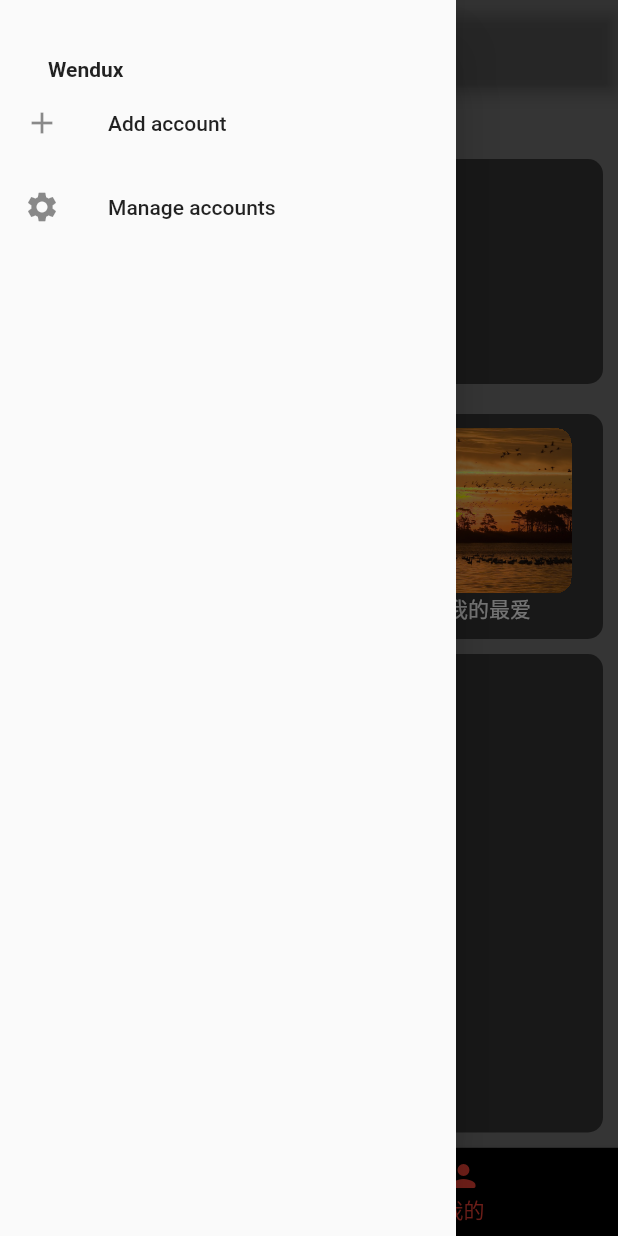
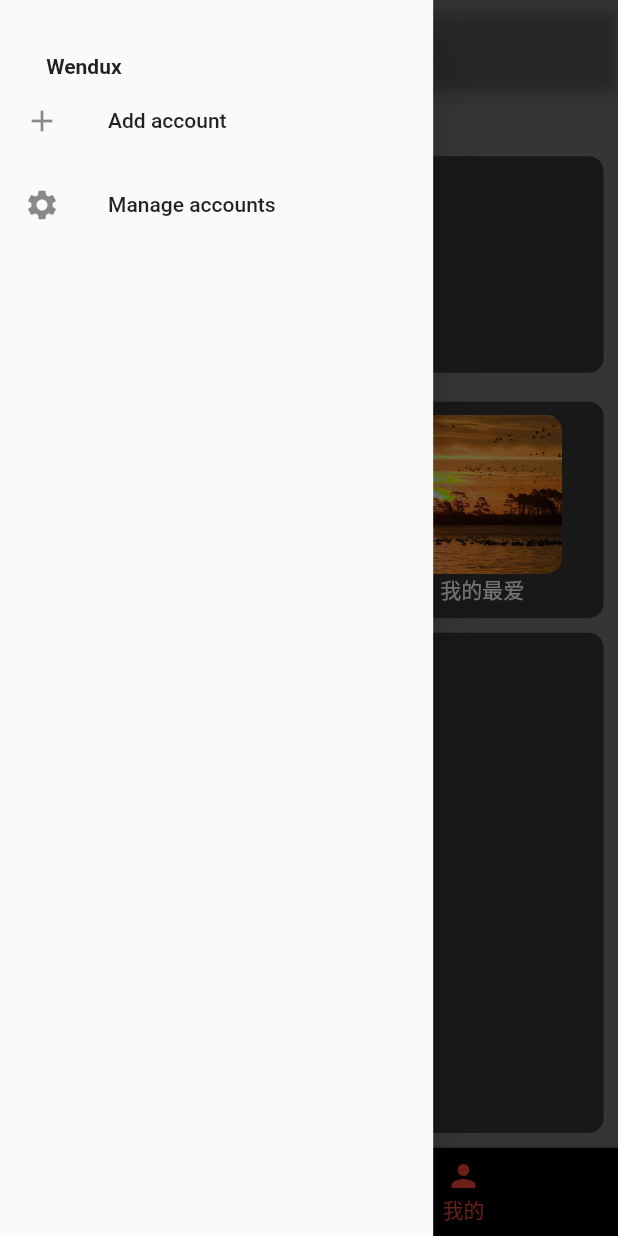
Before and after one commit to Ashen-You/my_demo, a Flutter app: the screen it shows after launch, item 2 of the bottom bar chosen, with the side drawer open, on a phone screen of 412 x 824 dp. Run offline on Flutter 3.47's test engine with Material 2 defaults, Android fonts, the light colour scheme and no system bars; our stand-ins replace card_swiper, flutter_screenutil, flutter_spinkit, fluttertoast, get.

Commit message:
feat: adapt screen width

```diff
--- /dev/null
+++ b/lib/fwk/fwk.dart
@@ -0,0 +1,37 @@
+import 'package:flutter/material.dart';
+import 'package:flutter_screenutil/flutter_screenutil.dart';
+import 'package:get/get.dart';
+
+class FwkApp {
+  factory FwkApp() => _singleton;
+
+  FwkApp._internal();
+
+  static final FwkApp _singleton = FwkApp._internal();
+
+  Widget buildFwkApp(BuildContext context,
+      {required Widget home,
+      required List<GetPage> pages,
+      required double width,
+      required double height}) {
+    return ScreenUtilInit(
+        designSize: Size(width, height),
+        builder: (BuildContext context, Widget? child) => GetMaterialApp(
+            home: home,
+            theme: ThemeData(
+              colorScheme: const ColorScheme(
+                  brightness: Brightness.light,
+                  primary: Colors.black54,
+                  onPrimary: Colors.white,
+                  secondary: Colors.white54,
+                  onSecondary: Colors.black,
+                  error: Colors.red,
+                  onError: Colors.yellow,
+                  background: Colors.blue,
+                  onBackground: Colors.white,
+                  surface: Colors.green,
+                  onSurface: Colors.black87),
+            ),
+            getPages: pages));
+  }
+}
--- /dev/null
+++ b/lib/fwk/mixin/screen_mixin.dart
@@ -0,0 +1,13 @@
+import 'package:flutter_screenutil/flutter_screenutil.dart';
+
+mixin ScreenMixin {
+  static final screenUtil = ScreenUtil();
+
+  /// this is the font size for the display word, get the appropriate size, compatible
+  /// with horizontal/vertical screen switching.
+  double getFontSize(double fontSize) => screenUtil.setSp(fontSize);
+
+  /// this is the function to get the appropriate wide, high, compatible with
+  /// horizontal/vertical screen switching
+  double getLength(double dp) => screenUtil.scaleWidth * dp;
+}
--- a/lib/main.dart
+++ b/lib/main.dart
@@ -1,6 +1,6 @@
 import 'package:flutter/material.dart';
-import 'package:get/get.dart';
 import 'package:my_demo/config/router_config.dart';
+import 'package:my_demo/fwk/fwk.dart';
 import 'package:my_demo/fwk/router/navigator/impl/navigator.dart';
 import 'package:my_demo/modules/home/presentation/view/home.dart';
 
@@ -15,24 +15,11 @@ class MyApp extends StatelessWidget {
 
   @override
   Widget build(BuildContext context) {
-    return GetMaterialApp(
-        home: const Home(),
-        theme: ThemeData(
-          colorScheme: const ColorScheme(
-              brightness: Brightness.light,
-              primary: Colors.black54,
-              onPrimary: Colors.white,
-              secondary: Colors.white54,
-              onSecondary: Colors.black,
-              error: Colors.red,
-              onError: Colors.yellow,
-              background: Colors.blue,
-              onBackground: Colors.white,
-              surface: Colors.green,
-              onSurface: Colors.black87
-          ),
-        ),
-        getPages: FwkNavigator().pages
+    return FwkApp().buildFwkApp(
+        context, home: const Home(),
+        pages: FwkNavigator().pages,
+        width: 428,
+        height: 926
     );
   }
 }
--- a/lib/modules/home/presentation/view/home_drawer.dart
+++ b/lib/modules/home/presentation/view/home_drawer.dart
@@ -1,11 +1,13 @@
 import 'package:flutter/material.dart';
+import 'package:my_demo/fwk/mixin/screen_mixin.dart';
 
-class HomeDrawer extends StatelessWidget {
+class HomeDrawer extends StatelessWidget with ScreenMixin{
   const HomeDrawer({Key? key}) : super(key: key);
 
   @override
   Widget build(BuildContext context) {
     return Drawer(
+      width: getLength(300),
       child: MediaQuery.removePadding(
         context: context,
         //移除抽屉菜单顶部默认留白
@@ -14,11 +16,11 @@ class HomeDrawer extends StatelessWidget {
           crossAxisAlignment: CrossAxisAlignment.start,
           children: <Widget>[
             Padding(
-              padding: const EdgeInsets.only(top: 38.0),
+              padding: EdgeInsets.only(top: getLength(38)),
               child: Row(
                 children: <Widget>[
                   Padding(
-                    padding: const EdgeInsets.symmetric(horizontal: 16.0),
+                    padding: EdgeInsets.symmetric(horizontal: getLength(16)),
                     child: ClipOval(
                       child: Container()
                       ),
--- a/lib/modules/user_view/presentation/view/user_view.dart
+++ b/lib/modules/user_view/presentation/view/user_view.dart
@@ -1,5 +1,6 @@
 import 'package:flutter/material.dart';
 import 'package:get/get.dart';
+import 'package:my_demo/fwk/mixin/screen_mixin.dart';
 
 import 'package:my_demo/modules/user_view/presentation/controller/user_controller.dart';
 import 'package:my_demo/widgets/rounded_widget.dart';
@@ -11,19 +12,14 @@ class UserView extends StatefulWidget {
   State<UserView> createState() => _UserState();
 }
 
-class _UserState extends State<UserView> with UserViewController {
+class _UserState extends State<UserView> with UserViewController, ScreenMixin {
   var index = 0.obs;
   List colors = <Color>[Colors.red, Colors.blue, Colors.green];
 
   @override
   Widget build(BuildContext context) {
     return Column(
-      children: [
-        _buildUserWidget(),
-        _buildCoverMenu(),
-        _buildCoverList()
-      ]
-    );
+        children: [_buildUserWidget(), _buildCoverMenu(), _buildCoverList()]);
   }
 
   Widget _buildUserWidget() {
@@ -31,26 +27,30 @@ class _UserState extends State<UserView> with UserViewController {
       alignment: Alignment.center,
       children: [
         RoundedWidget(
-          height: 150,
+          height: getLength(150),
           color: Colors.black54,
-          margin: EdgeInsets.all(10).copyWith(top: 50),
-          child: const Center(
-            child: Text('Ashen You', style: TextStyle(fontSize: 20, color: Colors.white),)
-          ),
+          margin: EdgeInsets.all(getLength(10)).copyWith(top: getLength(50)),
+          child: Center(
+              child: Text(
+            'Ashen You',
+            style: TextStyle(fontSize: getFontSize(20), color: Colors.white),
+          )),
         ),
         Positioned(
-          top: 10,
+            top: getLength(10),
             child: ClipOval(
-              child: Image.asset('assets/images/image1.jpg', width: 100, height: 100, fit: BoxFit.fill),
-            )
-        ),
+              child: Image.asset('assets/images/image1.jpg',
+                  width: getLength(100),
+                  height: getLength(100),
+                  fit: BoxFit.fill),
+            )),
       ],
     );
   }
 
   Widget _buildCoverMenu() {
     return RoundedWidget(
-        height: 150,
+        height: getLength(150),
         color: Colors.black54,
         child: Wrap(
           alignment: WrapAlignment.center,
@@ -60,22 +60,27 @@ class _UserState extends State<UserView> with UserViewController {
             _buildCoverItem("assets/images/image2.jpg"),
             _buildCoverItem("assets/images/image3.jpg"),
           ],
-        )
-    );
+        ));
   }
 
   Widget _buildCoverList() {
-    List <String> covers = [
-      "assets/images/image1.jpg", "assets/images/image2.jpg", "assets/images/image3.jpg",
-      "assets/images/image4.jpg", "assets/images/image5.jpg", "assets/images/image1.jpg",
-      "assets/images/image2.jpg", "assets/images/image3.jpg", "assets/images/image4.jpg",
+    List<String> covers = [
+      "assets/images/image1.jpg",
+      "assets/images/image2.jpg",
+      "assets/images/image3.jpg",
+      "assets/images/image4.jpg",
+      "assets/images/image5.jpg",
+      "assets/images/image1.jpg",
+      "assets/images/image2.jpg",
+      "assets/images/image3.jpg",
+      "assets/images/image4.jpg",
       "assets/images/image5.jpg"
     ];
 
     return Expanded(
       child: RoundedWidget(
         color: Colors.black54,
-        margin: EdgeInsets.all(10),
+        margin: EdgeInsets.all(getLength(10)),
         child: ListView.builder(
           itemBuilder: (context, index) => _buildListItem(covers[index]),
           itemCount: covers.length,
@@ -89,12 +94,17 @@ class _UserState extends State<UserView> with UserViewController {
       child: Column(
         children: [
           RoundedWidget(
-              height: 110,
-              width: 110,
-              margin: const EdgeInsets.symmetric(horizontal: 5),
-              child: Image.asset(path, fit: BoxFit.fill,)
-          ),
-          Text('我的最爱', style: TextStyle(color: Colors.white),)
+              height: getLength(110),
+              width: getLength(110),
+              margin: EdgeInsets.symmetric(horizontal: getLength(5)),
+              child: Image.asset(
+                path,
+                fit: BoxFit.fill,
+              )),
+          const Text(
+            '我的最爱',
+            style: TextStyle(color: Colors.white),
+          )
         ],
       ),
     );
@@ -102,12 +112,13 @@ class _UserState extends State<UserView> with UserViewController {
 
   Widget _buildListItem(String path) {
     return Container(
-      margin: const EdgeInsets.symmetric(horizontal: 10, vertical: 5),
+      margin: EdgeInsets.symmetric(
+          horizontal: getLength(10), vertical: getLength(5)),
       child: Row(
         children: [
           RoundedWidget(
-              width: 50,
-              height: 50,
+              width: getLength(50),
+              height: getLength(50),
               child: Image.asset(path, fit: BoxFit.fill)),
           const Text('我的歌单', style: TextStyle(color: Colors.white))
         ],
--- a/lib/widgets/input_widget.dart
+++ b/lib/widgets/input_widget.dart
@@ -1,4 +1,5 @@
 import 'package:flutter/material.dart';
+import 'package:my_demo/fwk/mixin/screen_mixin.dart';
 import 'package:my_demo/widgets/rounded_widget.dart';
 
 class InputWidget extends StatefulWidget {
@@ -12,11 +13,11 @@ class InputWidget extends StatefulWidget {
   State<InputWidget> createState() => _InputWidgetState();
 }
 
-class _InputWidgetState extends State<InputWidget> {
+class _InputWidgetState extends State<InputWidget> with ScreenMixin{
   @override
   Widget build(BuildContext context) {
     return RoundedWidget(
-      height: 40,
+      height: getLength(40),
       child: GestureDetector(
         onTap: widget.onTap,
         child: Container(
--- a/lib/widgets/rounded_widget.dart
+++ b/lib/widgets/rounded_widget.dart
@@ -1,13 +1,14 @@
 import 'package:flutter/material.dart';
+import 'package:my_demo/fwk/mixin/screen_mixin.dart';
 
-class RoundedWidget extends StatelessWidget {
+class RoundedWidget extends StatelessWidget with ScreenMixin {
   RoundedWidget(
       {Key? key,
       this.child,
       this.color,
       this.height = double.maxFinite,
       this.width = double.maxFinite,
-      this.margin = const EdgeInsets.fromLTRB(10, 10, 10, 0)})
+      this.margin})
       : super(key: key);
 
   Color? color;
@@ -20,14 +21,14 @@ class RoundedWidget extends StatelessWidget {
 
   final Widget? child;
 
-  EdgeInsets margin;
+  EdgeInsets? margin;
 
   @override
   Widget build(BuildContext context) {
     return Container(
       width: width,
       height: height,
-      margin: margin,
+      margin: margin ?? EdgeInsets.fromLTRB(getLength(10), getLength(10), getLength(10), 0),
       decoration: BoxDecoration(
           color: color, borderRadius: BorderRadius.circular(_circularValue)),
       clipBehavior: Clip.hardEdge,
--- a/pubspec.yaml
+++ b/pubspec.yaml
@@ -24,6 +24,8 @@ dependencies:
   card_swiper: 2.0.4
   # fluttertoast https://pub.flutter-io.cn/packages/fluttertoast
   fluttertoast: 8.1.2
+  # flutter_screenutil https://pub.flutter-io.cn/packages/flutter_screenutil
+  flutter_screenutil: 5.6.0
 
 dev_dependencies:
   flutter_test:
```
Also changed, not shown: lib/modules/main_view/presentation/view/main_view.dart (+34 -26 lines), lib/widgets/nest_scroll_widget.dart (deleted, +0 -16 lines), lib/widgets/nested_scroll_widget.dart (added, +38 -0 lines), 3 other files.
